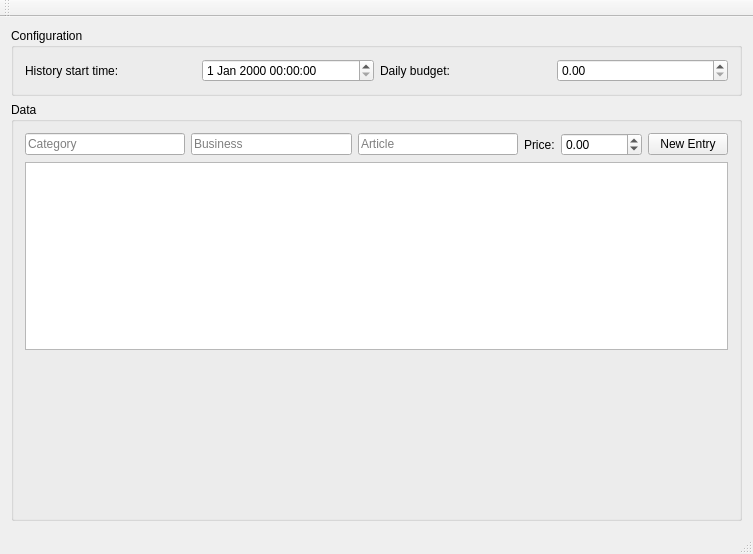
Qt form mainwindow.ui (MohamedElfeky/finance) before a commit.
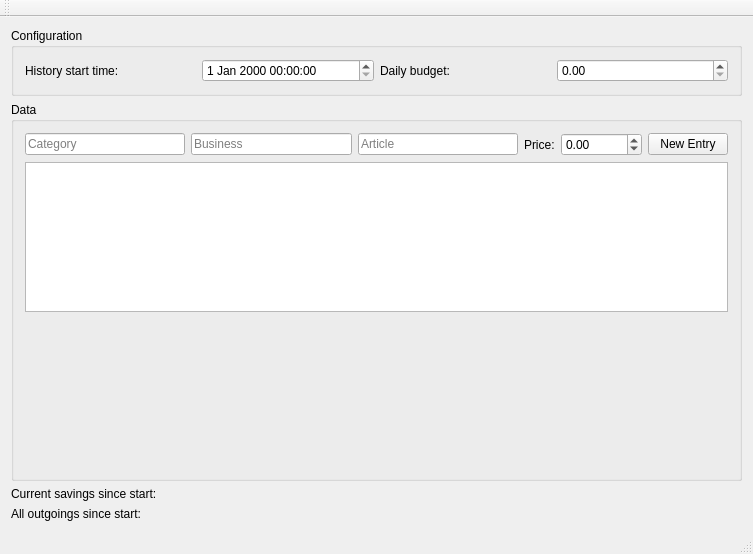
The same form after that commit. Custom widgets are drawn as their Qt base class.

Commit message: Added graph support, outgoings and savings

Patch:
```diff
--- a/mainwindow.ui
+++ b/mainwindow.ui
@@ -14,7 +14,7 @@
    <string>Finance</string>
   </property>
   <widget class="QWidget" name="centralWidget">
-   <layout class="QVBoxLayout" name="verticalLayout_2">
+   <layout class="QVBoxLayout" name="verticalLayout_2" stretch="0,1,0">
     <item>
      <widget class="QGroupBox" name="grp_config">
       <property name="title">
@@ -49,7 +49,7 @@
       <property name="title">
        <string>Data</string>
       </property>
-      <layout class="QVBoxLayout" name="verticalLayout" stretch="1,5,4">
+      <layout class="QVBoxLayout" name="verticalLayout" stretch="0,1,1">
        <item>
         <layout class="QHBoxLayout" name="layout_entry">
          <item>
@@ -109,7 +109,14 @@
         </layout>
        </item>
        <item>
-        <widget class="QTableWidget" name="table_entrys"/>
+        <widget class="QTableWidget" name="table_entrys">
+         <property name="autoFillBackground">
+          <bool>false</bool>
+         </property>
+         <property name="showGrid">
+          <bool>true</bool>
+         </property>
+        </widget>
        </item>
        <item>
         <widget class="QCustomPlot" name="plot_month" native="true"/>
@@ -117,6 +124,38 @@
       </layout>
      </widget>
     </item>
+    <item>
+     <layout class="QGridLayout" name="gridLayout">
+      <item row="0" column="0">
+       <widget class="QLabel" name="lbl_save_lbl">
+        <property name="text">
+         <string>Current savings since start:</string>
+        </property>
+       </widget>
+      </item>
+      <item row="0" column="1">
+       <widget class="QLabel" name="lbl_save">
+        <property name="text">
+         <string/>
+        </property>
+       </widget>
+      </item>
+      <item row="1" column="0">
+       <widget class="QLabel" name="lbl_outgoings_lbl">
+        <property name="text">
+         <string>All outgoings since start:</string>
+        </property>
+       </widget>
+      </item>
+      <item row="1" column="1">
+       <widget class="QLabel" name="lbl_outgoings">
+        <property name="text">
+         <string/>
+        </property>
+       </widget>
+      </item>
+     </layout>
+    </item>
    </layout>
   </widget>
   <widget class="QToolBar" name="mainToolBar">
```
Left out of the diff: 4 changed lines with no effect on the pictures. The commit also changes 3 other files.
